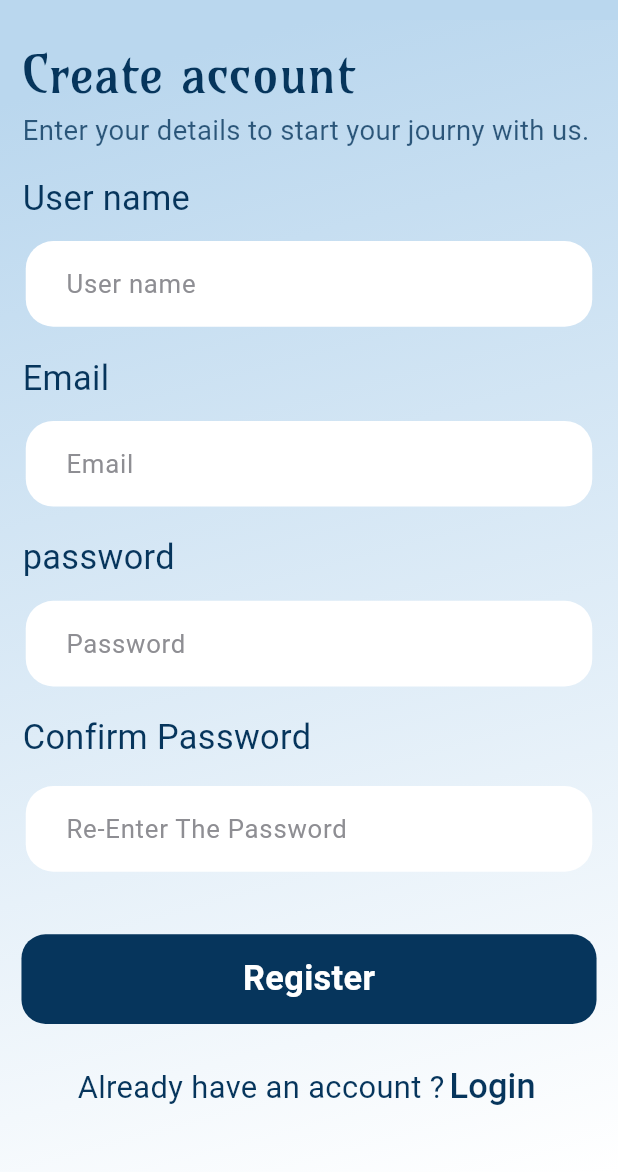
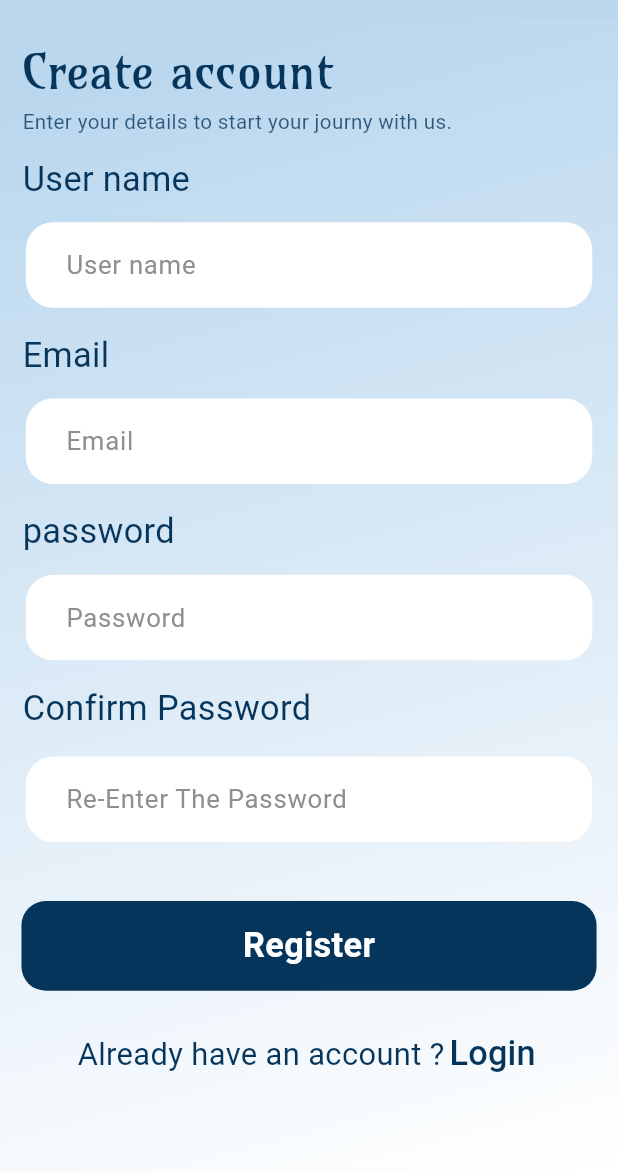
Before and after one commit to moalaa125/Sawa, a Flutter app: the RegisterPage screen opened by its route, on a phone screen of 412 x 824 dp, the part 64-1236 px from its top. Run offline on Flutter 3.47's test engine with Material 3 defaults, Android fonts, the phone set to English and light mode, and no system bars; our stand-ins replace cloud_firestore, email_validator, firebase_auth, firebase_core, flutter_screenutil, flutter_spinkit and 2 more; accounts and stored records are empty.

Commit message:
fix saces for register screen

```diff
--- a/lib/screens/register.dart
+++ b/lib/screens/register.dart
@@ -133,13 +133,13 @@ class _RegisterPageState extends State<RegisterPage> {
                                 'Create account',
                                 style: TextStyle(
                                   color: kSecoundColor,
-                                  fontSize: 30.sp,
+                                  fontSize: 28.sp,
                                   fontFamily: 'amara',
                                 ),
                               ),
                               Text(
                                 'Enter your details to start your journy with us.',
-                              style: TextStyle(color: kSecoundColor.withOpacity(0.8), fontSize: 16.sp),
+                              style: TextStyle(color: kSecoundColor.withValues(alpha:0.8), fontSize: 12.sp),
                               ),
                             ],
                           ),
@@ -152,11 +152,10 @@ class _RegisterPageState extends State<RegisterPage> {
                 Column(
                   crossAxisAlignment: CrossAxisAlignment.start,
                   children: [
-                    SizedBox(height: 3.h),
                     Padding(
                       padding: const EdgeInsets.only(left: 15),
                       child: Text(
-                        'User name ',
+                        'User name',
                       style: TextStyle(color: kSecoundColor, fontSize: 20.sp),
                       ),
                     ),
@@ -176,7 +175,7 @@ class _RegisterPageState extends State<RegisterPage> {
                       },
                       obscureText: false,
                     ),
-                    SizedBox(height: 10.h),
+                    SizedBox(height: 8.h),
                     Padding(
                       padding: const EdgeInsets.only(left: 15),
                       child: Text(
@@ -201,7 +200,7 @@ class _RegisterPageState extends State<RegisterPage> {
                       },
                       obscureText: false,
                     ),
-                    SizedBox(height: 10.h),
+                    SizedBox(height: 8.h),
                     Padding(
                       padding: const EdgeInsets.only(left: 15),
                       child: Text(
@@ -226,7 +225,7 @@ class _RegisterPageState extends State<RegisterPage> {
                       hintText: 'Password',
                       obscureText: true,
                     ),
-                    SizedBox(height: 10.h),
+                    SizedBox(height: 8.h),
                     Padding(
                       padding: const EdgeInsets.only(left: 15),
                       child: Text(
@@ -255,7 +254,7 @@ class _RegisterPageState extends State<RegisterPage> {
                   },
                       obscureText: true,
                     ),
-                SizedBox(height: 30.h),
+                SizedBox(height: 28.h),
                     Center(
                       child: isLoading
                       ? CustomLoadingIndicator()
```
